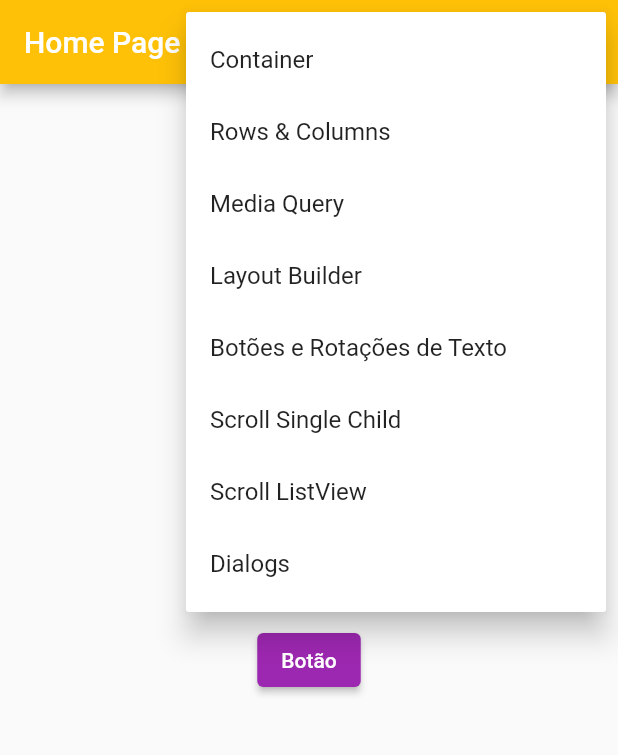
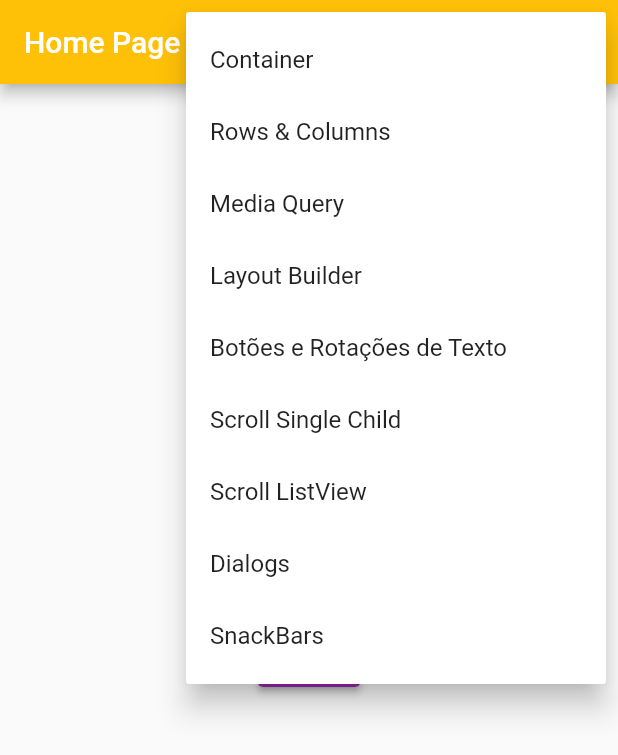
Before and after one commit to VitoriaMagnus/primeiros_passos_flutter, a Flutter app: the screen it shows after launch, after a tap on the "more vert" icon, on a phone screen of 412 x 824 dp. Shown: the top 755 px of the screen. Run offline on Flutter 3.47's test engine with Material 2 defaults, Android fonts, the phone set to English and light mode, and no system bars; our stand-ins replace device_preview.

Commit message:
Snackbar

```diff
--- a/lib/main.dart
+++ b/lib/main.dart
@@ -9,6 +9,7 @@ import 'package:flutter_primeiro_projeto/pages/midia_query/media_query_page.dart
 import 'package:flutter_primeiro_projeto/pages/rows_columns/rows_column_page.dart';
 import 'package:flutter_primeiro_projeto/pages/scrolls/listview_page.dart';
 import 'package:flutter_primeiro_projeto/pages/scrolls/singlechildscrollview_page.dart';
+import 'package:flutter_primeiro_projeto/pages/snackbar/snackbar_page.dart';
 
 void main() {
   runApp(
@@ -51,6 +52,7 @@ class MyApp extends StatelessWidget {
         '/scrolls/single_child': (context) => const SinglechildscrollviewPage(),
         '/scrolls/list_view': (context) => const ListviewPage(),
         '/dialogs': (context) => const DialogsPages(),
+        '/snackbars': (context) => const SnackbarPage(),
       },
       debugShowCheckedModeBanner: false,
     );
--- a/lib/pages/home/home_page.dart
+++ b/lib/pages/home/home_page.dart
@@ -9,6 +9,7 @@ enum PopupMenuPages {
   scrolls_singlechildscrollview,
   scrolls_listview,
   dialogs,
+  snackbar,
 }
 
 class HomePage extends StatelessWidget {
@@ -48,6 +49,10 @@ class HomePage extends StatelessWidget {
                 case PopupMenuPages.dialogs:
                   Navigator.of(context).pushNamed('/dialogs');
                   break;
+                case PopupMenuPages.snackbar:
+                  Navigator.of(context).pushNamed('/snackbars');
+
+                  break;
               }
             },
             itemBuilder: (BuildContext context) {
@@ -85,6 +90,10 @@ class HomePage extends StatelessWidget {
                   value: PopupMenuPages.dialogs,
                   child: Text('Dialogs'),
                 ),
+                const PopupMenuItem<PopupMenuPages>(
+                  value: PopupMenuPages.snackbar,
+                  child: Text('SnackBars'),
+                ),
               ];
             },
           ),
```
Also changed, not shown: lib/pages/snackbar/snackbar_page.dart (added, +45 -0 lines), 1 other file.
